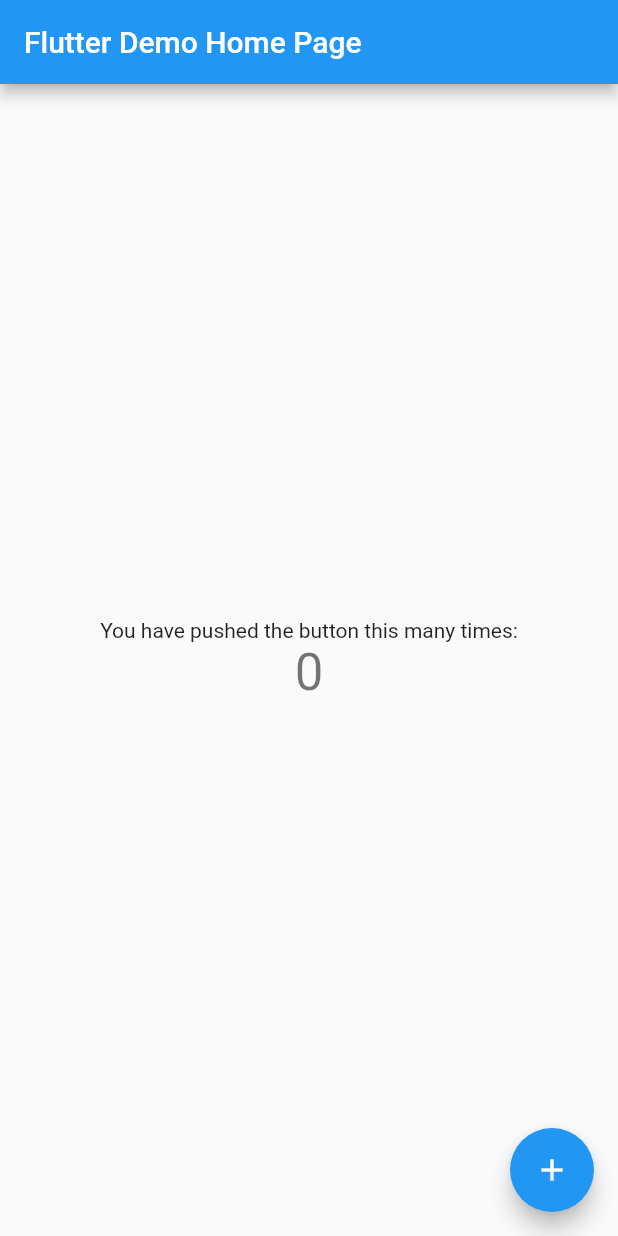
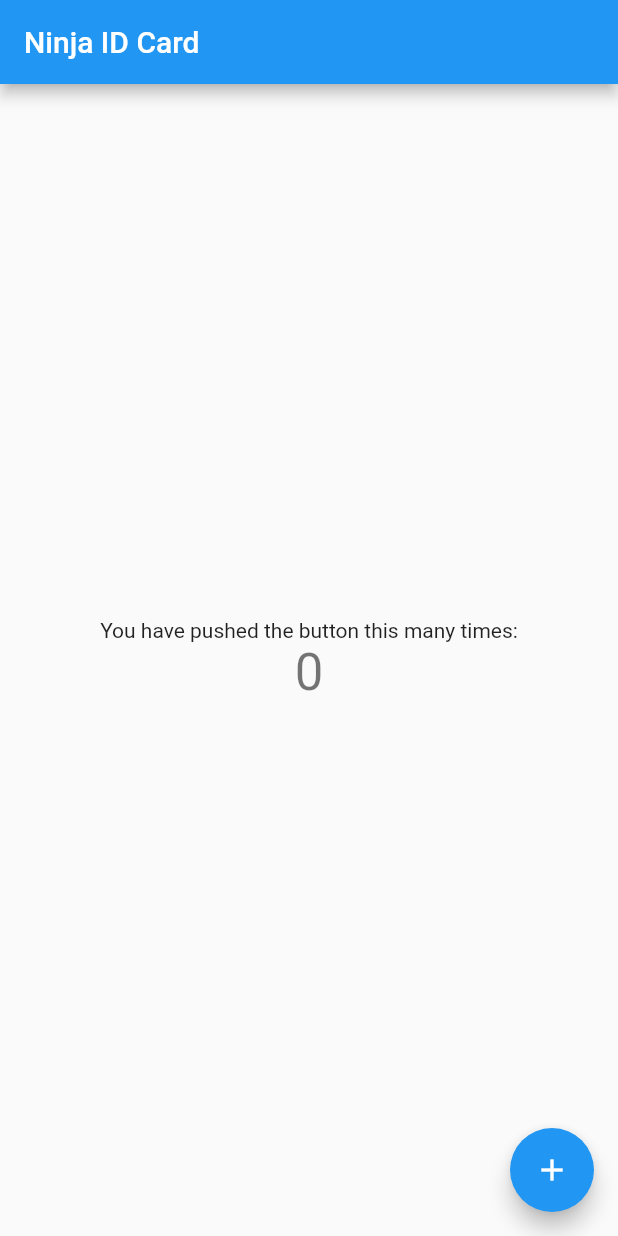
Before and after one commit to DinushiJayasekara/flutter-netninja-id, a Flutter app: the screen it shows after launch, on a phone screen of 412 x 824 dp. Run offline on Flutter 3.47's test engine with Material 2 defaults, Android fonts, the phone set to English and light mode, and no system bars.

Commit message:
basic-layout

```diff
--- a/lib/main.dart
+++ b/lib/main.dart
@@ -5,43 +5,20 @@ void main() {
 }
 
 class MyApp extends StatelessWidget {
-  // This widget is the root of your application.
   @override
   Widget build(BuildContext context) {
     return MaterialApp(
-      title: 'Flutter Demo',
+      title: 'Ninja ID Card',
       theme: ThemeData(
-        // This is the theme of your application.
-        //
-        // Try running your application with "flutter run". You'll see the
-        // application has a blue toolbar. Then, without quitting the app, try
-        // changing the primarySwatch below to Colors.green and then invoke
-        // "hot reload" (press "r" in the console where you ran "flutter run",
-        // or simply save your changes to "hot reload" in a Flutter IDE).
-        // Notice that the counter didn't reset back to zero; the application
-        // is not restarted.
-        primarySwatch: Colors.blue,
-        // This makes the visual density adapt to the platform that you run
-        // the app on. For desktop platforms, the controls will be smaller and
-        // closer together (more dense) than on mobile platforms.
         visualDensity: VisualDensity.adaptivePlatformDensity,
       ),
-      home: MyHomePage(title: 'Flutter Demo Home Page'),
+      home: MyHomePage(title: 'Ninja ID Card'),
     );
   }
 }
 
 class MyHomePage extends StatefulWidget {
   MyHomePage({Key key, this.title}) : super(key: key);
-
-  // This widget is the home page of your application. It is stateful, meaning
-  // that it has a State object (defined below) that contains fields that affect
-  // how it looks.
-
-  // This class is the configuration for the state. It holds the values (in this
-  // case the title) provided by the parent (in this case the App widget) and
-  // used by the build method of the State. Fields in a Widget subclass are
-  // always marked "final".
 
   final String title;
 
@@ -54,47 +31,18 @@ class _MyHomePageState extends State<MyHomePage> {
 
   void _incrementCounter() {
     setState(() {
-      // This call to setState tells the Flutter framework that something has
-      // changed in this State, which causes it to rerun the build method below
-      // so that the display can reflect the updated values. If we changed
-      // _counter without calling setState(), then the build method would not be
-      // called again, and so nothing would appear to happen.
       _counter++;
     });
   }
 
   @override
   Widget build(BuildContext context) {
-    // This method is rerun every time setState is called, for instance as done
-    // by the _incrementCounter method above.
-    //
-    // The Flutter framework has been optimized to make rerunning build methods
-    // fast, so that you can just rebuild anything that needs updating rather
-    // than having to individually change instances of widgets.
     return Scaffold(
       appBar: AppBar(
-        // Here we take the value from the MyHomePage object that was created by
-        // the App.build method, and use it to set our appbar title.
         title: Text(widget.title),
       ),
       body: Center(
-        // Center is a layout widget. It takes a single child and positions it
-        // in the middle of the parent.
         child: Column(
-          // Column is also a layout widget. It takes a list of children and
-          // arranges them vertically. By default, it sizes itself to fit its
-          // children horizontally, and tries to be as tall as its parent.
-          //
-          // Invoke "debug painting" (press "p" in the console, choose the
-          // "Toggle Debug Paint" action from the Flutter Inspector in Android
-          // Studio, or the "Toggle Debug Paint" command in Visual Studio Code)
-          // to see the wireframe for each widget.
-          //
-          // Column has various properties to control how it sizes itself and
-          // how it positions its children. Here we use mainAxisAlignment to
-          // center the children vertically; the main axis here is the vertical
-          // axis because Columns are vertical (the cross axis would be
-          // horizontal).
           mainAxisAlignment: MainAxisAlignment.center,
           children: <Widget>[
             Text(
@@ -111,7 +59,7 @@ class _MyHomePageState extends State<MyHomePage> {
         onPressed: _incrementCounter,
         tooltip: 'Increment',
         child: Icon(Icons.add),
-      ), // This trailing comma makes auto-formatting nicer for build methods.
+      ),
     );
   }
 }
```
